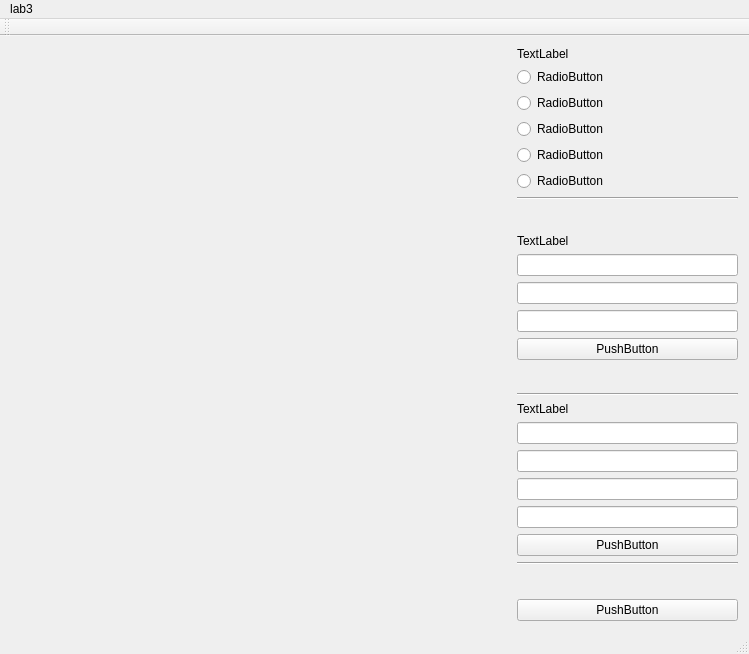
aminbenarieb/cg_lab3, file mainwindow.ui: the form before one commit.
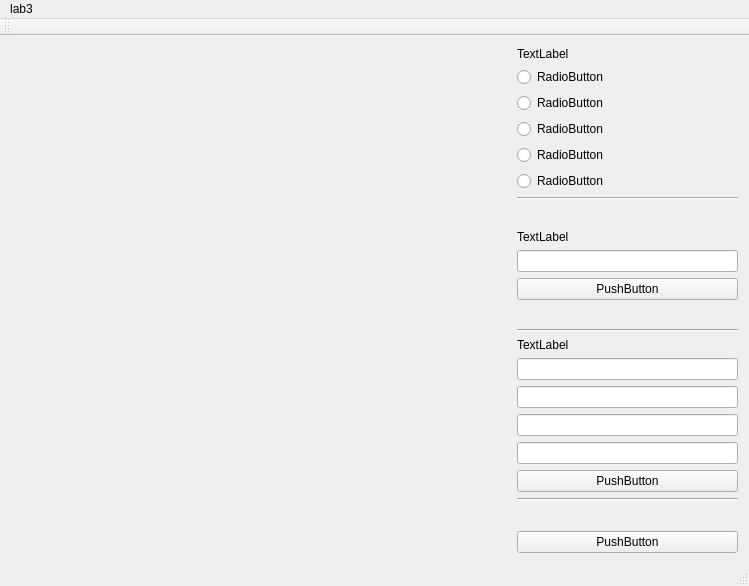
The form after the commit. Custom widgets are drawn as their Qt base class.

Commit message: Removed spectr center point code.

Diff of the .ui file:
```diff
--- a/mainwindow.ui
+++ b/mainwindow.ui
@@ -7,7 +7,7 @@
     <x>0</x>
     <y>0</y>
     <width>749</width>
-    <height>654</height>
+    <height>586</height>
    </rect>
   </property>
   <property name="windowTitle">
@@ -118,12 +118,6 @@
         </property>
        </widget>
       </item>
-      <item>
-       <widget class="QLineEdit" name="lineEditSpectrX"/>
-      </item>
-      <item>
-       <widget class="QLineEdit" name="lineEditSpectrY"/>
-      </item>
       <item>
        <widget class="QLineEdit" name="lineEditLineCount"/>
       </item>
```
The commit also changes 2 other files.
